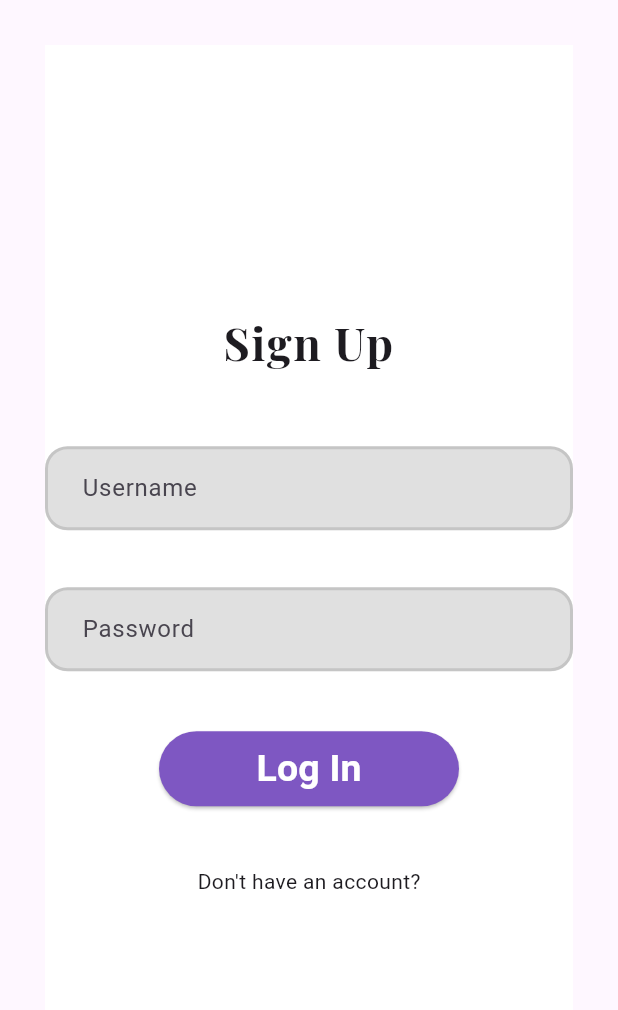
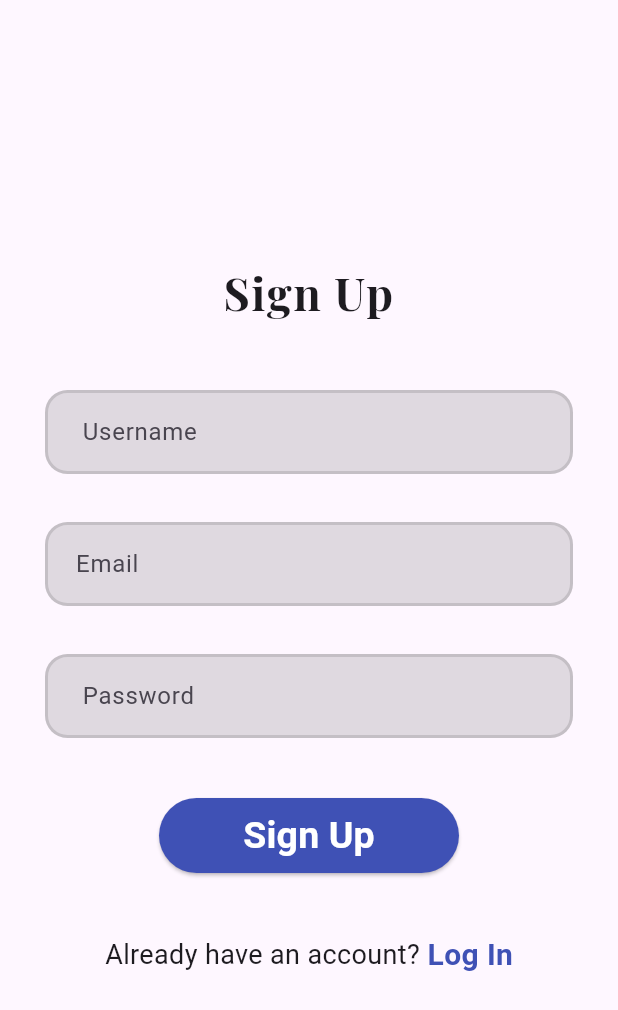
Before and after one commit to marziamerin/WellBeing-App, a Flutter app: the SignUp screen opened directly, on a phone screen of 412 x 824 dp. Shown: the top 1010 px of the screen. Run offline on Flutter 3.47's test engine with Material 3 defaults, Android fonts, the light colour scheme and no system bars; our stand-ins replace firebase_auth, firebase_core, smooth_page_indicator; accounts and stored records are empty.

Commit message:
Finished Sign Up kind of

```diff
--- a/lib/authenticate/sign up.dart
+++ b/lib/authenticate/sign up.dart
@@ -1,5 +1,7 @@
 import 'package:flutter/material.dart';
+import 'package:wellbeing_app/authenticate/sign%20in.dart';
 import 'package:wellbeing_app/home/home.dart';
+
 
 class SignUp extends StatefulWidget {
   const SignUp({super.key});
@@ -10,13 +12,14 @@ class SignUp extends StatefulWidget {
 class _SignUpState extends State<SignUp> {
   String username ='';
   String password ='';
+  String email ='';
   @override
   Widget build(BuildContext context) {
     return Scaffold(
       body: Container(
+        child: Form(
+          child: Container(
             margin: EdgeInsets.all(30.0),
-        color: Colors.white ,
-        child: Form(
             child: SafeArea(
               child: Column(
                 mainAxisAlignment: MainAxisAlignment.center,
@@ -34,7 +37,7 @@ class _SignUpState extends State<SignUp> {
                     height: 30.0,
                   ),
                   SizedBox(
-                  height: 18.0,
+                    height: 14.0,
                   ) ,
                   TextFormField(
                     decoration: InputDecoration(
@@ -47,7 +50,7 @@ class _SignUpState extends State<SignUp> {
                         ),
                         focusedBorder: OutlineInputBorder(
                           borderRadius: BorderRadius.all(Radius.circular(15.0)),
-                        borderSide: BorderSide(color: Colors.deepPurple, width: 2.0),
+                          borderSide: BorderSide(color: Colors.indigo, width: 2.0),
                         )
                     ),
                     onChanged: (val) {
@@ -55,10 +58,33 @@ class _SignUpState extends State<SignUp> {
                     },
                   ),
                   SizedBox(
-                  height: 20.0,
+                    height: 18.0),
+                  SizedBox(
+                    height: 14.0,
+                  ) ,
+                  TextFormField(
+                    decoration: InputDecoration(
+                        hintText: ' Email',
+                        fillColor: Colors.black12 ,
+                        filled: true ,
+                        enabledBorder: OutlineInputBorder(
+                          borderRadius: BorderRadius.all(Radius.circular(15.0)),
+                          borderSide: BorderSide(color: Colors.black12, width: 2.0),
+                        ),
+                        focusedBorder: OutlineInputBorder(
+                          borderRadius: BorderRadius.all(Radius.circular(15.0)),
+                          borderSide: BorderSide(color: Colors.indigo, width: 2.0),
+                        )
+                    ),
+                    onChanged: (val) {
+                      setState(() => email = val);
+                    },
                   ),
                   SizedBox(
                     height: 18.0,
+                  ),
+                  SizedBox(
+                    height: 14.0,
                   ) ,
                   TextFormField(
                     decoration: InputDecoration(
@@ -71,7 +97,7 @@ class _SignUpState extends State<SignUp> {
                       ),
                       focusedBorder: OutlineInputBorder(
                         borderRadius: BorderRadius.all(Radius.circular(15.0)),
-                      borderSide: BorderSide(color: Colors.deepPurple, width: 2.0),
+                        borderSide: BorderSide(color: Colors.indigo, width: 2.0),
                       ),
                     ),
                     obscureText: true,
@@ -87,13 +113,13 @@ class _SignUpState extends State<SignUp> {
                     print(password);
                     Navigator.push(context, MaterialPageRoute(builder: (context) => Home()));
                   },
-                  child: Text('Log In',
+                    child: Text('Sign Up',
                       style: TextStyle(
                         color: Colors.white ,fontSize: 25 ,
                         fontWeight: FontWeight.bold,
                       ),),
                     style: ElevatedButton.styleFrom(
-                    backgroundColor: Colors.deepPurple[400],
+                      backgroundColor: Colors.indigo[500],
                       fixedSize: const Size(200, 50) ,
                       animationDuration: const Duration(milliseconds: 1),
                       shape: RoundedRectangleBorder(borderRadius: BorderRadius.circular(30)),
@@ -101,11 +127,30 @@ class _SignUpState extends State<SignUp> {
                   SizedBox(
                     height: 40.0,
                   ),
-                SizedBox(
-                  height: 40.0,
-                  child: Text("Don't have an account?"),
+                  Row(
+                    mainAxisAlignment: MainAxisAlignment.center,
+                    children: [
+                      Text("Already have an account?",
+                        style: TextStyle(
+                          fontSize: 18,
+                        ),),
+                      SizedBox( width: 5,),
+                      GestureDetector(
+                        onTap: (){
+                          Navigator.push(context, MaterialPageRoute(builder: (context) => SignIn()));
+                        },
+                        child: Text('Log In',
+                          style: TextStyle(
+                            color: Colors.indigo[500],
+                            fontWeight: FontWeight.bold,
+                            fontSize: 20,
+                          ),),
+                      )
+
+                    ],
                   )
                 ],
+              ),
             ),
           ),
         ),
```
Lines whose indentation alone changed are shown as unchanged.
